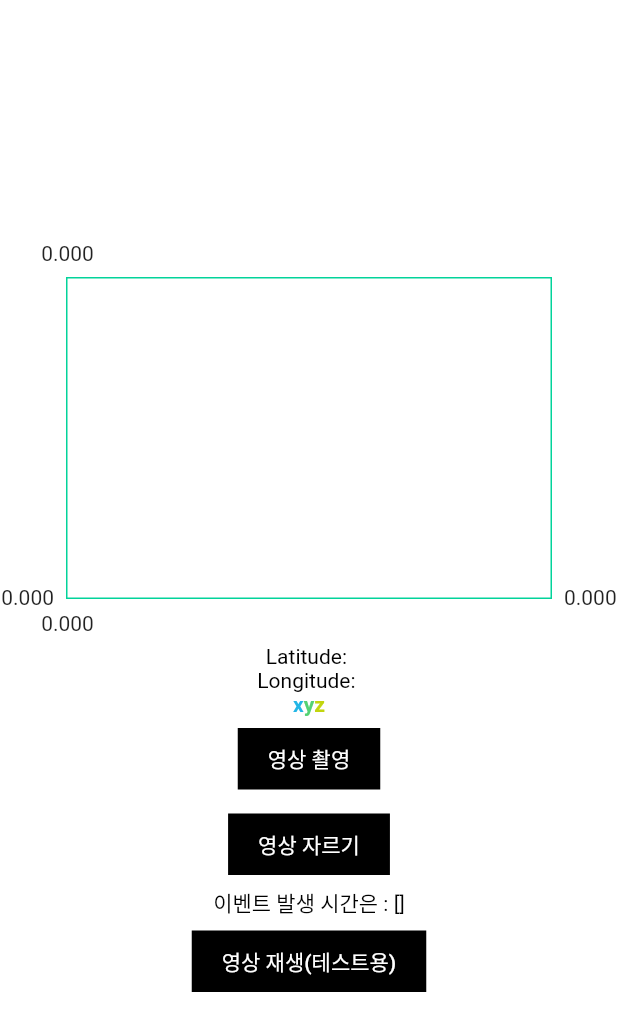
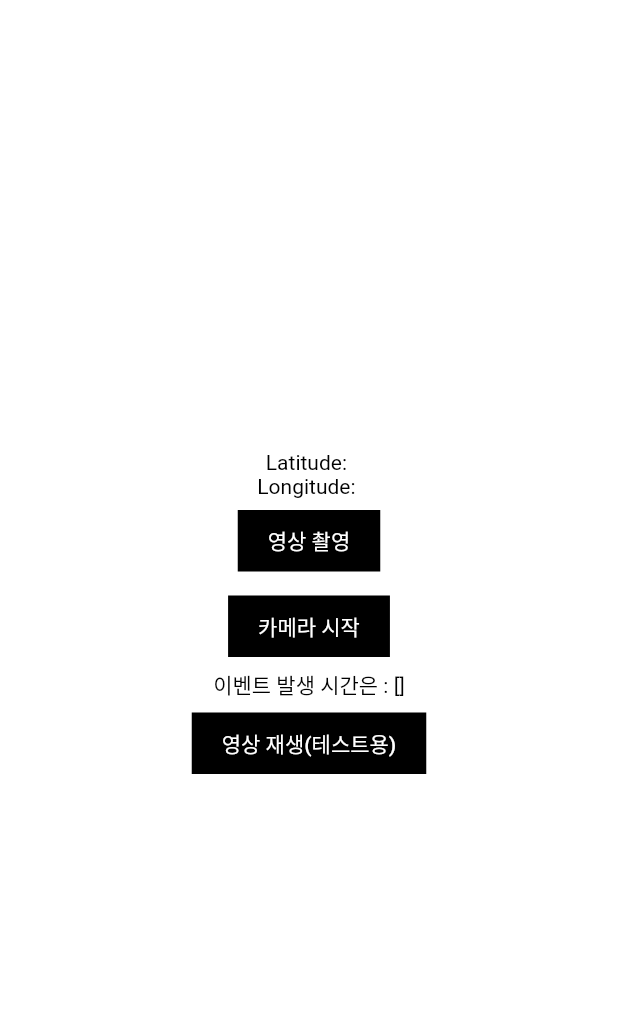
Before and after one commit to TUK-CE-Graduation-Project/Detect-Application, a Flutter app: the screen it shows after launch, on a phone screen of 412 x 824 dp. Shown: the top 1031 px of the screen. Run offline on Flutter 3.47's test engine with Material 2 defaults, Android fonts, the phone set to English and light mode, and no system bars; drawn by our look-alikes of fl_chart; our stand-ins replace camera, dio, flutter_dotenv, geolocator, sensors_plus and 1 more; missing offline and left inert: dart:ffi, flutter_ffmpeg.

Commit message:
fix: ftlite 설정 변경

```diff
--- a/lib/main.dart
+++ b/lib/main.dart
@@ -88,78 +88,6 @@ class _TestState extends State<Test> {
         mainAxisAlignment: MainAxisAlignment.center,
         mainAxisSize: MainAxisSize.min,
         children: [
-          AspectRatio(
-            aspectRatio: 3 / 2,
-            child: LineChart(LineChartData(
-                gridData: FlGridData(
-                  show: true,
-                  getDrawingVerticalLine: (value) {
-                    return FlLine(
-                        color: const Color.fromARGB(144, 255, 255, 255),
-                        strokeWidth: 1);
-                  },
-                  getDrawingHorizontalLine: (value) {
-                    return FlLine(
-                        color: const Color.fromARGB(144, 255, 255, 255),
-                        strokeWidth: 1);
-                  },
-                ),
-                borderData: FlBorderData(
-                    show: true,
-                    border:
-                        Border.all(color: const Color(0xff02d39a), width: 1)),
-                lineBarsData: [
-                  LineChartBarData(
-                    spots: _data.map((e) {
-                      indexX++;
-                      return FlSpot(indexX, e.accelerometerEvent?.x ?? 0);
-                    }).toList(),
-                    isCurved: true,
-                    barWidth: 5,
-                    color: const Color(0xff23b6e6),
-                    isStrokeCapRound: true,
-                    dotData: FlDotData(
-                      show: true,
-                    ),
-                    belowBarData: BarAreaData(
-                        show: true,
-                        color: const Color.fromARGB(122, 27, 206, 113)),
-                  ),
-                  LineChartBarData(
-                    spots: _data.map((e) {
-                      indexY++;
-                      return FlSpot(indexY, e.accelerometerEvent?.y ?? 0);
-                    }).toList(),
-                    isCurved: true,
-                    barWidth: 5,
-                    color: const Color.fromARGB(187, 22, 194, 65),
-                    isStrokeCapRound: true,
-                    dotData: FlDotData(
-                      show: true,
-                    ),
-                    belowBarData: BarAreaData(
-                        show: true,
-                        color: const Color.fromARGB(112, 22, 194, 65)),
-                  ),
-                  LineChartBarData(
-                    spots: _data.map((e) {
-                      indexZ++;
-                      return FlSpot(indexZ, e.accelerometerEvent?.z ?? 0);
-                    }).toList(),
-                    isCurved: true,
-                    barWidth: 5,
-                    color: const Color.fromARGB(255, 194, 213, 14),
-                    isStrokeCapRound: true,
-                    dotData: FlDotData(
-                      show: true,
-                    ),
-                    belowBarData: BarAreaData(
-                      show: true,
-                      color: const Color.fromARGB(108, 193, 213, 14),
-                    ),
-                  ),
-                ])),
-          ),
           Text(
             "Latitude: ${_position?.latitude.toString() ?? ""}",
             style: const TextStyle(color: Colors.black),
@@ -168,53 +96,6 @@ class _TestState extends State<Test> {
             "Longitude: ${_position?.longitude.toString()??""}",
             style: const TextStyle(color: Colors.black),
           ),
-          Row(
-            mainAxisAlignment: MainAxisAlignment.center,
-            children: [
-              Text(
-                'x',
-                style: TextStyle(
-                    color: Color(0xff23b6e6), fontWeight: FontWeight.bold),
-              ),
-              Text(
-                'y',
-                style: TextStyle(
-                    color: Color.fromARGB(187, 22, 194, 65),
-                    fontWeight: FontWeight.bold),
-              ),
-              Text(
-                'z',
-                style: TextStyle(
-                    color: Color.fromARGB(255, 194, 213, 14),
-                    fontWeight: FontWeight.bold),
-              ),
-            ],
-          ),
-          /*TextButton(
-              child: Container(
-                  color: Colors.black,
-                  padding:
-                      const EdgeInsets.symmetric(horizontal: 20, vertical: 10),
-                  child: Text(
-                    state == false ? '시작' : '중지',
-                    style: const TextStyle(color: Colors.white),
-                  )),
-              onPressed: () async {
-                List<Data> data;
-
-                if (!state) {
-                  _dataCollect.startRecord();
-                  setState(() {
-                    state = !state;
-                  });
-                } else {
-                  data = await _dataCollect.cancelAndSave();
-                  setState(() {
-                    state = !state;
-                    _data = data;
-                  });
-                }
-              }),*/
           TextButton(
               child: Container(
                   color: Colors.black,
@@ -236,7 +117,7 @@ class _TestState extends State<Test> {
                   color: Colors.black,
                   padding:
                       const EdgeInsets.symmetric(horizontal: 20, vertical: 10),
-                  child: const Text("영상 자르기",
+                  child: const Text("카메라 시작",
                       style: TextStyle(color: Colors.white))),
               onPressed: () async {
                 String videoPath = "";
--- a/pubspec.yaml
+++ b/pubspec.yaml
@@ -42,12 +42,14 @@ dependencies:
   # The following adds the Cupertino Icons font to your application.
   # Use with the CupertinoIcons class for iOS style icons.
   cupertino_icons: ^1.0.2
-  camera: ^0.10.3+2
+  camera: ^0.10.4
   video_player: ^2.6.0
   flutter_ffmpeg: ^0.4.1
   location: ^4.4.0
   http: ^0.13.5
   flutter_dotenv: ^5.0.2
+  tflite_flutter: ^0.9.4
+  tflite: ^1.1.2
 
 
 
```
Also changed, not shown: lib/service/bndbox.dart (added, +140 -0 lines), pubspec.lock, 5 other files.
